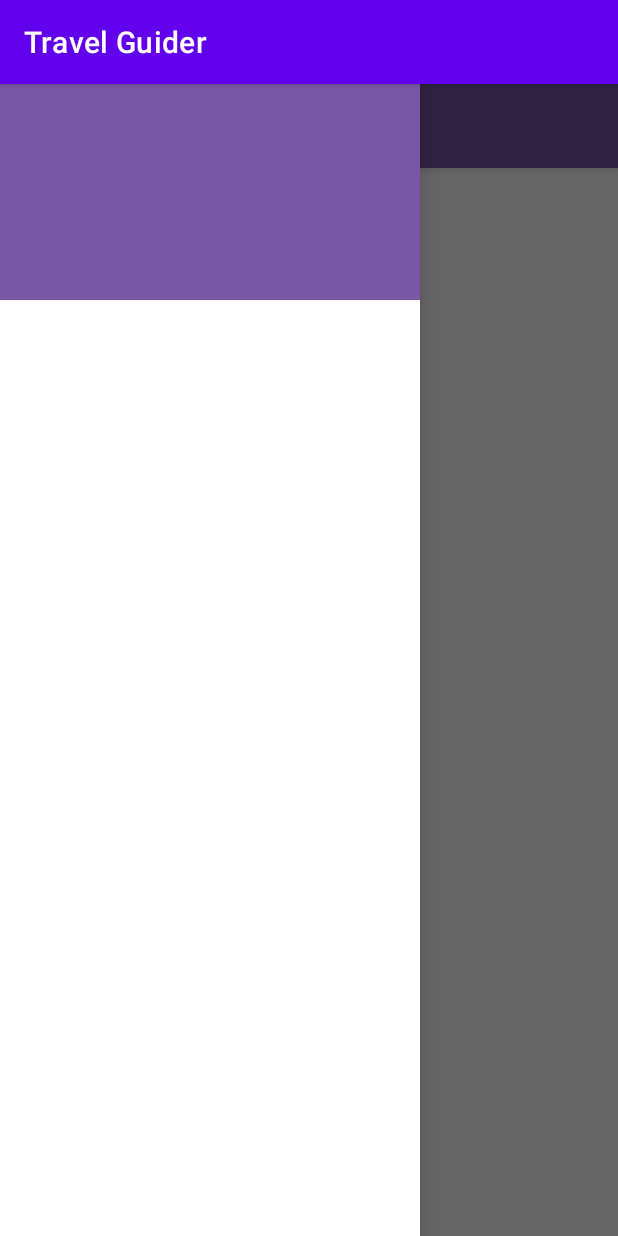
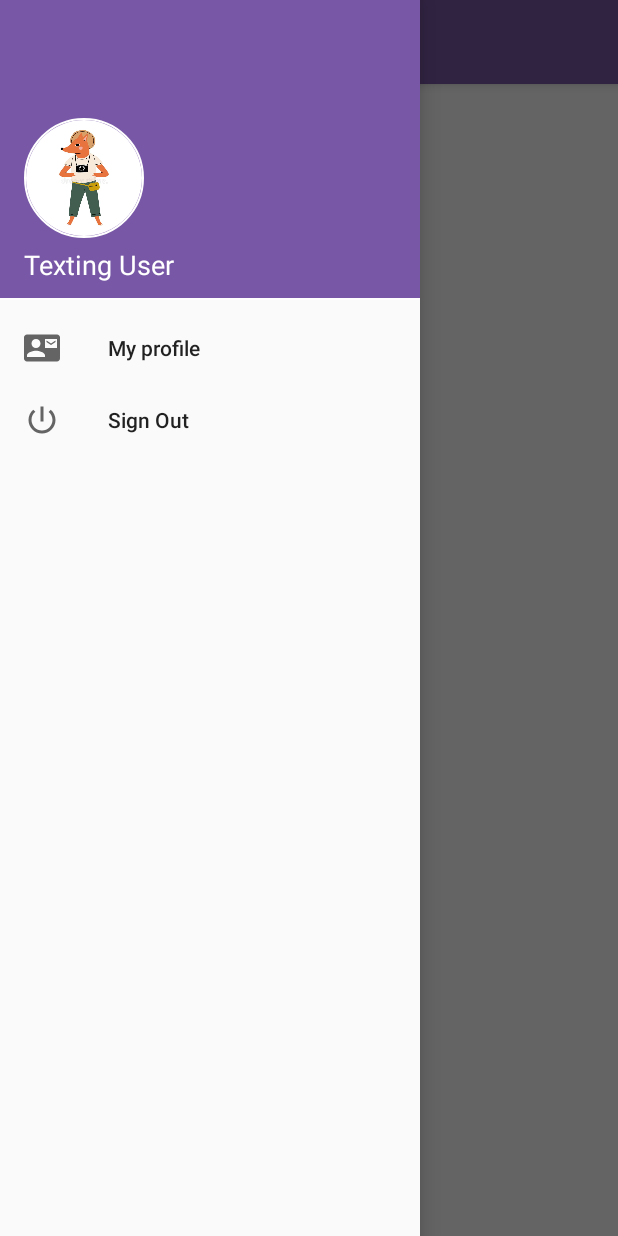
Before and after one commit to rinku123411/Travel-Guider-App, an Android app: the screen it shows after launch (MainActivity), with the side drawer open, on a phone screen of 412 x 824 dp. Run offline under Robolectric (Android 15) with nearby library versions, the phone set to English and light mode, and no system bars; our stand-ins replace CircleImageView.

Commit message:
app drawer in making

```diff
--- a/app/build.gradle
+++ b/app/build.gradle
@@ -43,6 +43,7 @@ dependencies {
     implementation 'com.google.firebase:firebase-auth-ktx'
     implementation platform('com.google.firebase:firebase-bom:30.2.0')
     implementation 'com.google.firebase:firebase-firestore-ktx'
+    implementation 'de.hdodenhof:circleimageview:3.1.0'
     testImplementation 'junit:junit:4.13.2'
     implementation "com.airbnb.android:lottie:3.4.0"
     androidTestImplementation 'androidx.test.ext:junit:1.1.3'
--- a/app/src/main/AndroidManifest.xml
+++ b/app/src/main/AndroidManifest.xml
@@ -44,7 +44,9 @@
         </activity>
         <activity
             android:name=".activities.MainActivity"
-            android:exported="true">
+            android:exported="true"
+            android:screenOrientation="fullSensor"
+            android:theme="@style/NoActionBar">
             <intent-filter>
                 <action android:name="android.intent.action.MAIN" />
 
--- /dev/null
+++ b/app/src/main/res/drawable/ic_nav_sign_out.xml
@@ -0,0 +1,5 @@
+<vector android:height="24dp" android:tint="#000000"
+    android:viewportHeight="24" android:viewportWidth="24"
+    android:width="24dp" xmlns:android="http://schemas.android.com/apk/res/android">
+    <path android:fillColor="@android:color/white" android:pathData="M13,3h-2v10h2L13,3zM17.83,5.17l-1.42,1.42C17.99,7.86 19,9.81 19,12c0,3.87 -3.13,7 -7,7s-7,-3.13 -7,-7c0,-2.19 1.01,-4.14 2.58,-5.42L6.17,5.17C4.23,6.82 3,9.26 3,12c0,4.97 4.03,9 9,9s9,-4.03 9,-9c0,-2.74 -1.23,-5.18 -3.17,-6.83z"/>
+</vector>
--- /dev/null
+++ b/app/src/main/res/drawable/ic_nav_user.xml
@@ -0,0 +1,5 @@
+<vector android:height="24dp" android:tint="#000000"
+    android:viewportHeight="24" android:viewportWidth="24"
+    android:width="24dp" xmlns:android="http://schemas.android.com/apk/res/android">
+    <path android:fillColor="@android:color/white" android:pathData="M21,8L21,7l-3,2 -3,-2v1l3,2 3,-2zM22,3L2,3C0.9,3 0,3.9 0,5v14c0,1.1 0.9,2 2,2h20c1.1,0 1.99,-0.9 1.99,-2L24,5c0,-1.1 -0.9,-2 -2,-2zM8,6c1.66,0 3,1.34 3,3s-1.34,3 -3,3 -3,-1.34 -3,-3 1.34,-3 3,-3zM14,18L2,18v-1c0,-2 4,-3.1 6,-3.1s6,1.1 6,3.1v1zM22,12h-8L14,6h8v6z"/>
+</vector>
--- a/app/src/main/res/layout/app_bar_main.xml
+++ b/app/src/main/res/layout/app_bar_main.xml
@@ -15,5 +15,6 @@
             android:background="@drawable/nav_header_main_background"
             app:popupTheme="@style/PopupOverlay"/>
     </com.google.android.material.appbar.AppBarLayout>
+    <include layout="@layout/main_content"/>
 
 </androidx.coordinatorlayout.widget.CoordinatorLayout>
--- a/app/src/main/res/layout/nav_header_main.xml
+++ b/app/src/main/res/layout/nav_header_main.xml
@@ -2,9 +2,35 @@
 <LinearLayout xmlns:android="http://schemas.android.com/apk/res/android"
     android:layout_width="match_parent"
     android:layout_height="200dp"
+    xmlns:app="http://schemas.android.com/apk/res-auto"
     android:gravity="bottom"
     android:orientation="vertical"
     android:theme="@style/ThemeOverlay.AppCompat.Dark"
     android:background="@drawable/nav_header_main_background">
+    <de.hdodenhof.circleimageview.CircleImageView
+        android:layout_width="80dp"
+        android:layout_height="80dp"
+        android:id="@+id/nav_user_image"
+        android:layout_marginStart="16dp"
+        android:layout_marginEnd="16dp"
+        app:civ_border_width="1dp"
+        app:civ_border_color="@color/white"
+        android:src="@drawable/ic_user_place_holder"/>
+    <TextView
+        android:layout_width="wrap_content"
+        android:layout_height="wrap_content"
+        android:id="@+id/tv_username"
+        android:layout_marginStart="16dp"
+        android:layout_marginEnd="16dp"
+        android:layout_marginTop="5dp"
+        android:layout_marginBottom="10dp"
+        android:textColor="@color/white"
+        android:textSize="18dp"
+        android:text="Texting User"/>
+
+    <View
+        android:layout_width="match_parent"
+        android:layout_height="1dp"
+        android:background="@color/white"/>
 
 </LinearLayout>
--- /dev/null
+++ b/app/src/main/res/menu/activity_main_drawer.xml
@@ -0,0 +1,11 @@
+<?xml version="1.0" encoding="utf-8"?>
+<menu xmlns:android="http://schemas.android.com/apk/res/android">
+<group android:checkableBehavior="single">
+    <item android:id="@+id/nav_my_profile"
+        android:icon="@drawable/ic_nav_user"
+        android:title="My profile"/>
+    <item android:id="@+id/nav_sign_out"
+        android:icon="@drawable/ic_nav_sign_out"
+        android:title="Sign Out"/>
+</group>
+</menu>
```
Also changed, not shown: app/src/main/res/drawable-v24/ic_user_place_holder.jpg (added), 1 other file.
